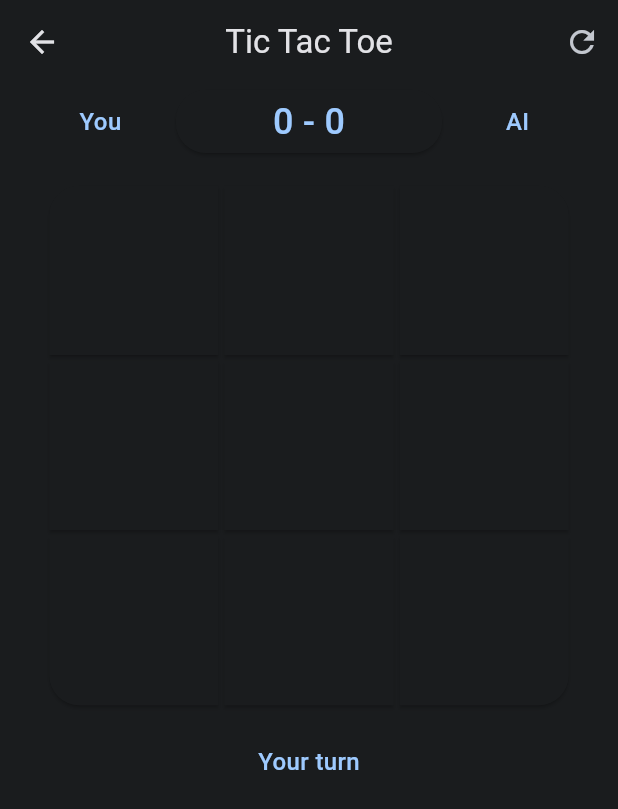
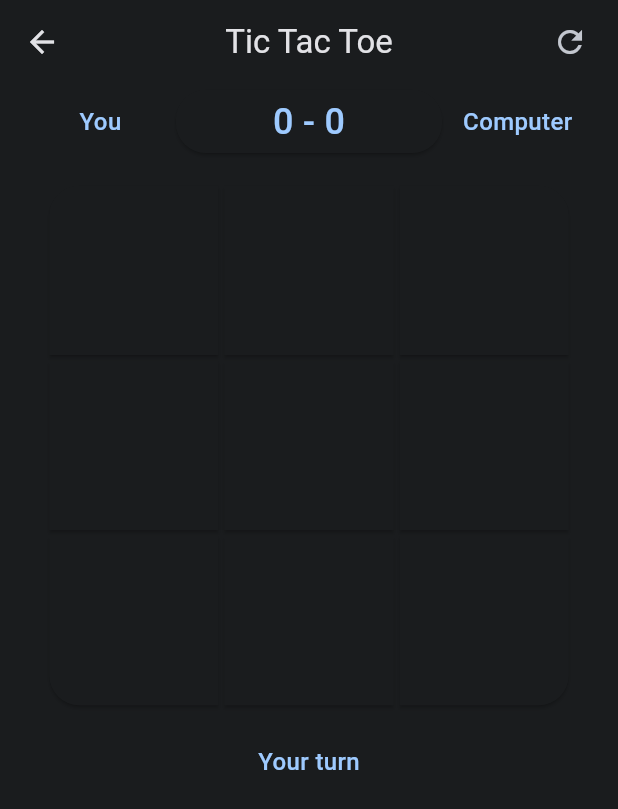
Before and after one commit to nakel-ola/tic_tac_toe, a Flutter app: the GameScreen screen opened by its route, on a phone screen of 412 x 824 dp. Shown: the top 809 px of the screen. Run offline on Flutter 3.47's test engine with Material 2 defaults, Android fonts, the light colour scheme and no system bars.

Commit message:
fixed overflow error

```diff
--- a/lib/screens/game_screen.dart
+++ b/lib/screens/game_screen.dart
@@ -31,6 +31,14 @@ class _GameScreenState extends State<GameScreen> {
       appBar: AppBar(
         title: const Text("Tic Tac Toe"),
         centerTitle: true,
+        leading: IconButton(
+          onPressed: () {
+            setState(() {
+              game.restartGame();
+            });
+          },
+          icon: const Icon(Icons.arrow_back),
+        ),
         actions: [
           IconButton(
             onPressed: () {
@@ -39,13 +47,14 @@ class _GameScreenState extends State<GameScreen> {
               });
             },
             icon: const Icon(Icons.refresh),
-          )
+          ),
+          const SizedBox(width: 8.0)
         ],
       ),
-      body: SingleChildScrollView(
-        scrollDirection: Axis.vertical,
-        child: SizedBox(
-          width: double.infinity,
+      body: SizedBox(
+        width: MediaQuery.of(context).size.width,
+        child: SingleChildScrollView(
+          scrollDirection: Axis.vertical,
           child: Column(
             crossAxisAlignment: CrossAxisAlignment.center,
             mainAxisAlignment: MainAxisAlignment.center,
@@ -66,11 +75,11 @@ class _GameScreenState extends State<GameScreen> {
                   });
                 },
                 winIndexes: game.latestWinner,
-                isAiTurn: game.playerTurn == "ai",
+                isAiTurn: game.playerTurn == "computer",
               ),
               const SizedBox(height: 24.0),
               Text(
-                game.playerTurn == "ai" ? "Ai turn" : "Your turn",
+                game.playerTurn == "computer" ? "Computer turn" : "Your turn",
                 style: TextStyle(
                   color: Theme.of(context).buttonTheme.colorScheme?.primary,
                   fontSize: 16.0,
--- a/lib/widgets/game_board.dart
+++ b/lib/widgets/game_board.dart
@@ -21,7 +21,11 @@ class GameBoard extends StatelessWidget {
     bool isMobile = Responsive.isMobile(context);
     bool isTablet = Responsive.isTablet(context);
 
-    double sub = isMobile ? 0.85 : isTablet ? 0.5 : 0.35;
+    double sub = isMobile
+        ? 0.85
+        : isTablet
+            ? 0.5
+            : 0.35;
 
     double size = MediaQuery.of(context).size.width * sub;
 
--- a/lib/widgets/scores.dart
+++ b/lib/widgets/scores.dart
@@ -49,7 +49,7 @@ class Scores extends StatelessWidget {
           Expanded(
             child: Center(
               child: Text(
-                "AI",
+                "Computer",
                 style: TextStyle(
                   color: Theme.of(context).buttonTheme.colorScheme?.primary,
                   fontSize: 16.0,
```
